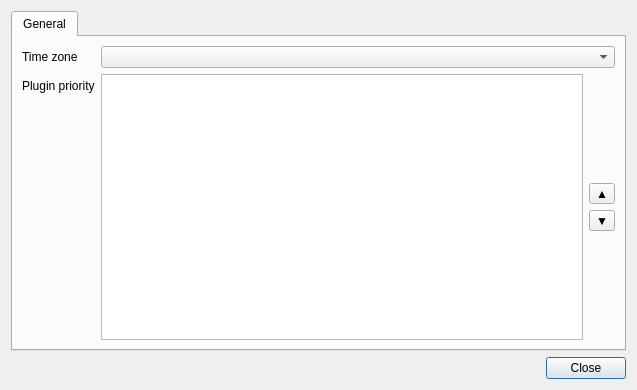
Above: ui/OptionsWindow.ui from MakeICT/event-creator before the change. Below: the same form after it.
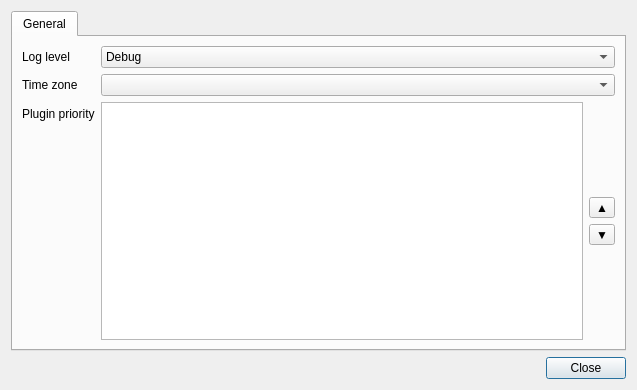
That is the form after the change.

Commit message: logging setup done

```diff
--- a/ui/OptionsWindow.ui
+++ b/ui/OptionsWindow.ui
@@ -27,14 +27,14 @@
        <property name="fieldGrowthPolicy">
         <enum>QFormLayout::AllNonFixedFieldsGrow</enum>
        </property>
-       <item row="0" column="0">
+       <item row="1" column="0">
         <widget class="QLabel" name="testLabel">
          <property name="text">
           <string>Time zone</string>
          </property>
         </widget>
        </item>
-       <item row="0" column="1">
+       <item row="1" column="1">
         <widget class="QComboBox" name="timezone">
          <item>
           <property name="text">
@@ -1033,14 +1033,14 @@
          </item>
         </widget>
        </item>
-       <item row="1" column="0">
+       <item row="2" column="0">
         <widget class="QLabel" name="label">
          <property name="text">
           <string>Plugin priority</string>
          </property>
         </widget>
        </item>
-       <item row="1" column="1">
+       <item row="2" column="1">
         <layout class="QHBoxLayout" name="horizontalLayout_2">
          <item>
           <widget class="QListWidget" name="pluginPriorityList">
@@ -1095,6 +1095,42 @@
          </item>
         </layout>
        </item>
+       <item row="0" column="0">
+        <widget class="QLabel" name="label_2">
+         <property name="text">
+          <string>Log level</string>
+         </property>
+        </widget>
+       </item>
+       <item row="0" column="1">
+        <widget class="QComboBox" name="logLevel">
+         <item>
+          <property name="text">
+           <string>Debug</string>
+          </property>
+         </item>
+         <item>
+          <property name="text">
+           <string>Info</string>
+          </property>
+         </item>
+         <item>
+          <property name="text">
+           <string>Warning</string>
+          </property>
+         </item>
+         <item>
+          <property name="text">
+           <string>Error</string>
+          </property>
+         </item>
+         <item>
+          <property name="text">
+           <string>Critical</string>
+          </property>
+         </item>
+        </widget>
+       </item>
       </layout>
      </widget>
     </widget>
```
The commit also changes 2 other files.
